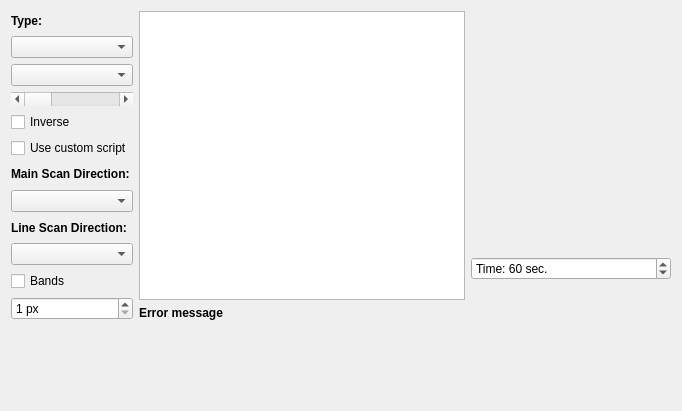
Old version of the form controls/setup/parts/prepare/setuptabprepare.ui in the repository riuson/lcd-image-converter.
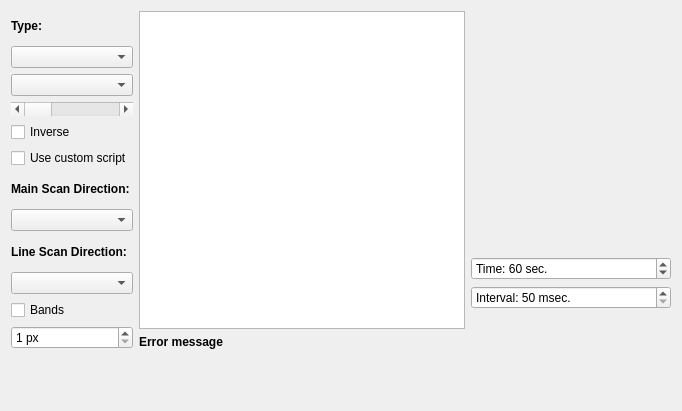
New version of the form.

```diff
--- a/controls/setup/parts/prepare/setuptabprepare.ui
+++ b/controls/setup/parts/prepare/setuptabprepare.ui
@@ -224,6 +224,22 @@
          </property>
         </widget>
        </item>
+       <item>
+        <widget class="QSpinBox" name="spinBoxAnimationInterval">
+         <property name="suffix">
+          <string> msec.</string>
+         </property>
+         <property name="prefix">
+          <string>Interval: </string>
+         </property>
+         <property name="minimum">
+          <number>50</number>
+         </property>
+         <property name="maximum">
+          <number>2000</number>
+         </property>
+        </widget>
+       </item>
        <item>
         <spacer name="verticalSpacer_3">
          <property name="orientation">
```
